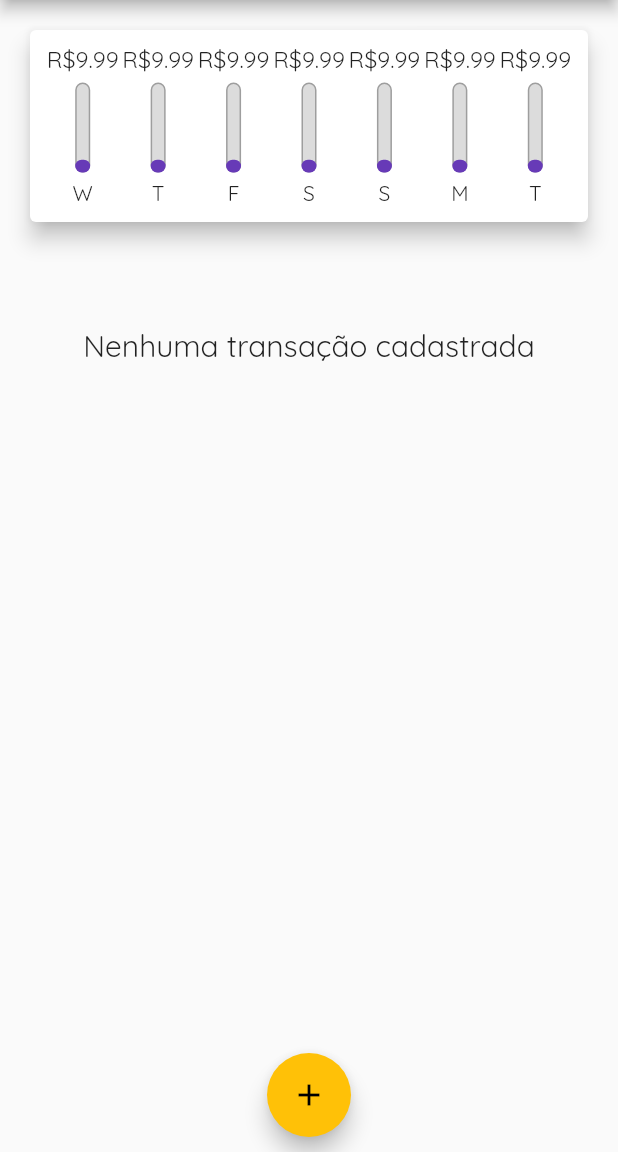
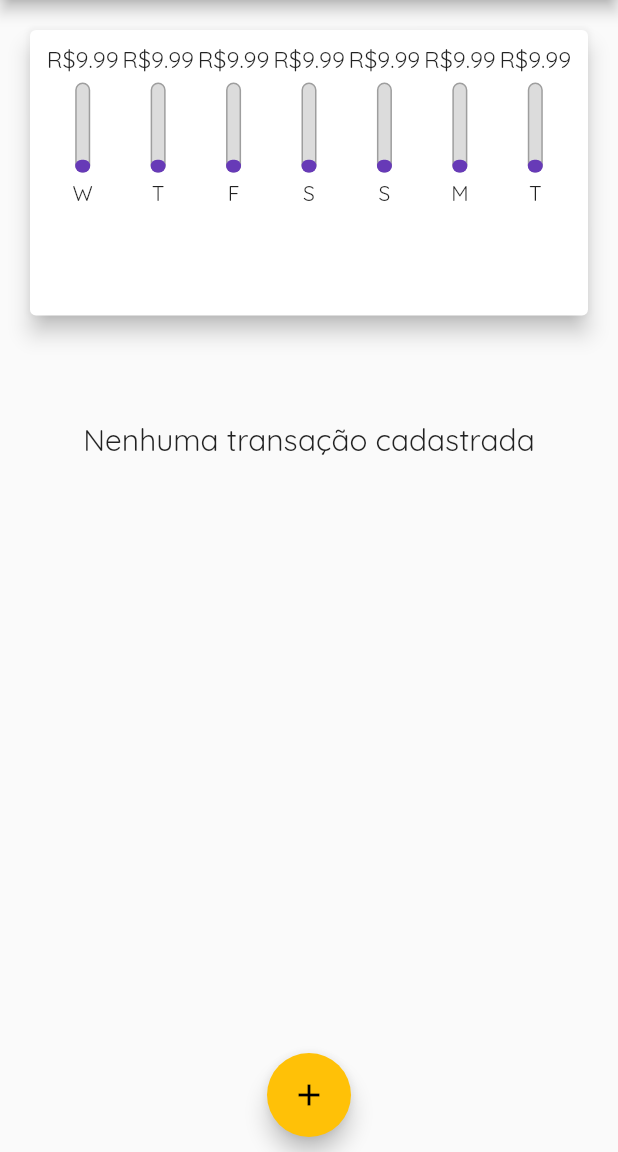
Before and after one commit to mechztcc/flutter-expenses, a Flutter app: the screen it shows after launch, on a phone screen of 412 x 824 dp, the part 84-1236 px from its top. Run offline on Flutter 3.47's test engine with Material 2 defaults, Android fonts, the phone set to English and light mode, and no system bars.

Commit message:
responsividade vertical

```diff
--- a/lib/components/transaction_list.dart
+++ b/lib/components/transaction_list.dart
@@ -12,9 +12,7 @@
 
   @override
   Widget build(BuildContext context) {
-    return Container(
-        height: 350,
-        child: transactions.isEmpty
+    return transactions.isEmpty
         ? Column(children: [
             const SizedBox(height: 50),
             Text('Nenhuma transação cadastrada',
@@ -51,6 +49,6 @@
                   ),
                 ),
               );
-                }));
+            });
   }
 }
--- a/lib/main.dart
+++ b/lib/main.dart
@@ -71,8 +71,7 @@
 
   @override
   Widget build(BuildContext context) {
-    return Scaffold(
-      appBar: AppBar(
+    final appBar = AppBar(
       backgroundColor: Theme.of(context).primaryColor,
       title: const Text('Despesas Pessoais'),
       actions: [
@@ -80,18 +79,27 @@
             onPressed: () => _openTransactionFormModal(context),
             icon: Icon(Icons.add))
       ],
-      ),
+    );
+
+    final availableHeight = MediaQuery.of(context).size.height -
+        appBar.preferredSize.height -
+        MediaQuery.of(context).padding.top;
+
+    return Scaffold(
+      appBar: appBar,
       body: SingleChildScrollView(
         child: Column(
           crossAxisAlignment: CrossAxisAlignment.stretch,
           children: [
-            Chart(recentTrasaction: _recentTransactions),
-            Column(
-              children: [
-                TransactionList(
+            Container(
+              height: availableHeight * 0.3,
+              child: Chart(recentTrasaction: _recentTransactions),
+            ),
+            Container(
+              height: availableHeight * 0.7,
+              child: TransactionList(
                   transactions: _transactions,
                   removeTransaction: _removeTransaction),
-              ],
             )
           ],
         ),
```
Lines whose indentation alone changed are shown as unchanged.
